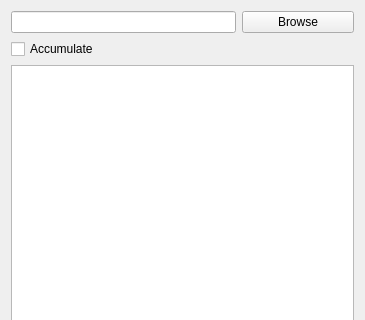
Before: the Qt Designer form qt/python/mantidqt/mantidqt/widgets/rawdataexplorer/rawdataexplorer.ui in mantidproject/mantid, drawn with Qt 5; both pictures show x 0 to 365 and y 0 to 320 of the 365 by 709 pixel window.
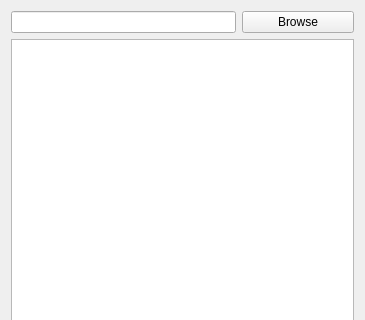
After: the same form once the commit is applied. Custom widgets are drawn as their Qt base class.

Commit message:
[RDEXP] Remove accumulate checkbox
Accumulating can now be done using the Ctrl key.

What changed in the file:
```diff
--- a/qt/python/mantidqt/mantidqt/widgets/rawdataexplorer/rawdataexplorer.ui
+++ b/qt/python/mantidqt/mantidqt/widgets/rawdataexplorer/rawdataexplorer.ui
@@ -35,28 +35,7 @@
     <widget class="QLineEdit" name="repositoryPath"/>
    </item>
    <item row="1" column="0" colspan="3">
-    <layout class="QHBoxLayout" name="horizontalLayout_2">
-     <item>
-      <widget class="QCheckBox" name="accumulate">
-       <property name="text">
-        <string>Accumulate</string>
-       </property>
-      </widget>
-     </item>
-     <item>
-      <spacer name="horizontalSpacer">
-       <property name="orientation">
-        <enum>Qt::Horizontal</enum>
-       </property>
-       <property name="sizeHint" stdset="0">
-        <size>
-         <width>40</width>
-         <height>20</height>
-        </size>
-       </property>
-      </spacer>
-     </item>
-    </layout>
+    <layout class="QHBoxLayout" name="horizontalLayout_2"/>
    </item>
   </layout>
   <action name="actionBrowse">
```
Left out of the diff: 19 changed lines with no effect on the pictures. The commit also changes 4 other files.
